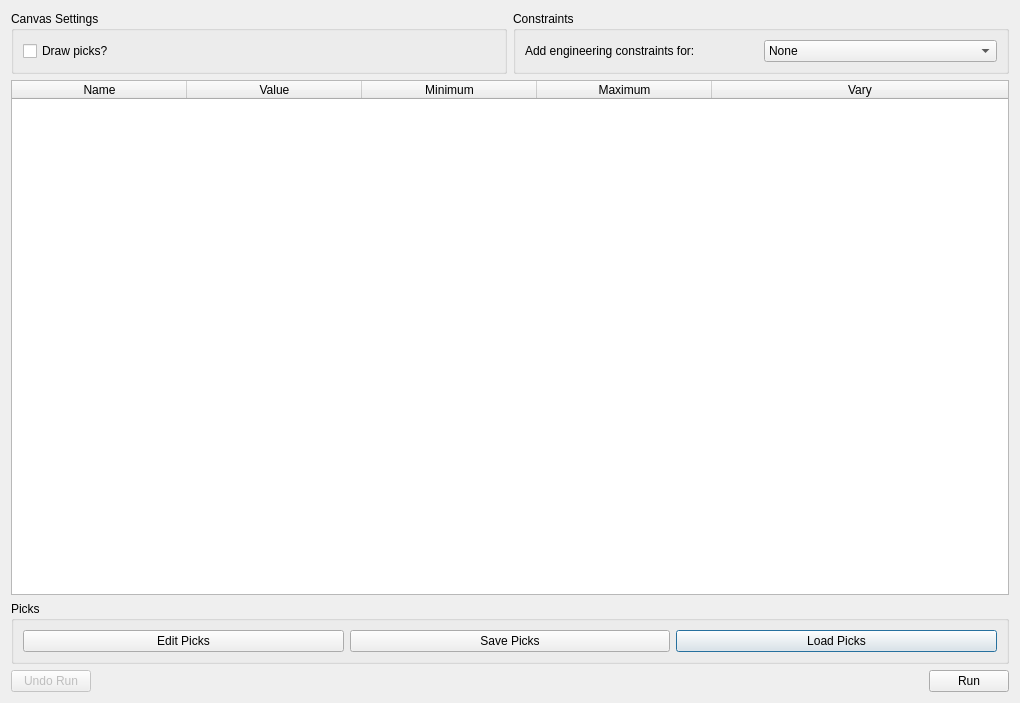
HEXRD/hexrdgui, file hexrd/ui/resources/ui/structureless_calibration_dialog.ui: the form before one commit.
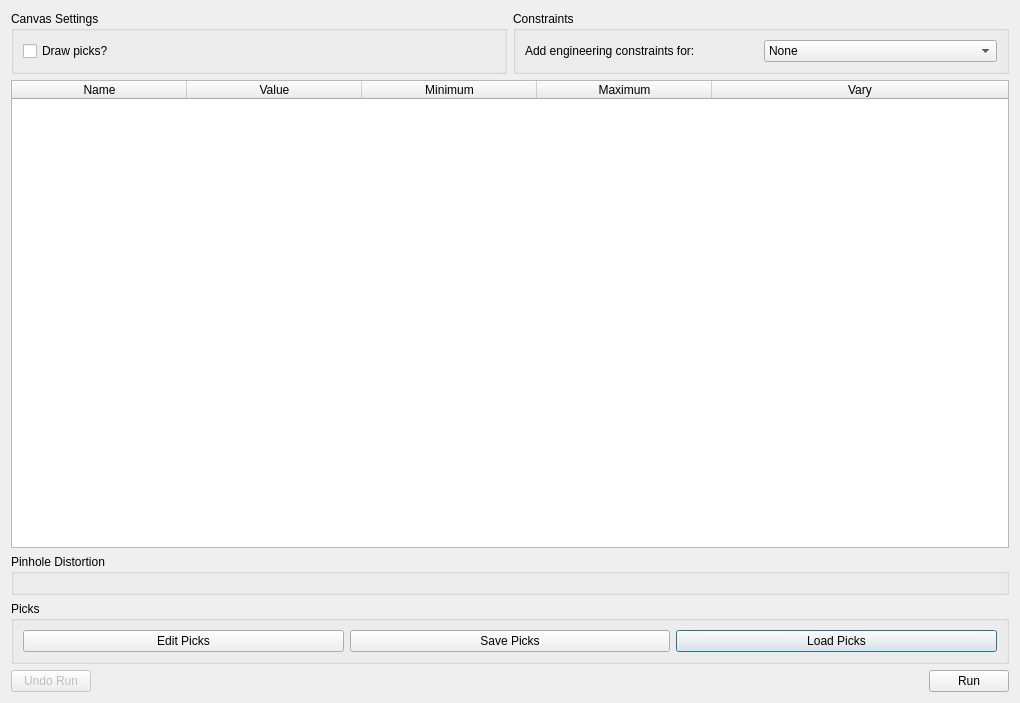
The form after the commit. Icons and pictures are not drawn.

Commit message:
Add tth distortion to structureless calibration
This allows the user to specify pinhole distortion if needed.

It also reworks the pinhole correction GUI into a new reusable widget.
We should soon transfer over the powder overlay editor to use this new
widget.

The edit to the form file:
```diff
--- a/hexrd/ui/resources/ui/structureless_calibration_dialog.ui
+++ b/hexrd/ui/resources/ui/structureless_calibration_dialog.ui
@@ -74,7 +74,7 @@
      </layout>
     </widget>
    </item>
-   <item row="7" column="0" colspan="2">
+   <item row="8" column="0" colspan="2">
     <widget class="QGroupBox" name="picks_group">
      <property name="title">
       <string>Picks</string>
@@ -149,7 +149,7 @@
      </layout>
     </widget>
    </item>
-   <item row="8" column="0" colspan="2">
+   <item row="9" column="0" colspan="2">
     <layout class="QHBoxLayout" name="button_layout">
      <item>
       <widget class="QPushButton" name="undo_run_button">
@@ -203,6 +203,14 @@
      </item>
     </layout>
    </item>
+   <item row="7" column="0" colspan="2">
+    <widget class="QGroupBox" name="pinhole_distortion_group">
+     <property name="title">
+      <string>Pinhole Distortion</string>
+     </property>
+     <layout class="QVBoxLayout" name="pinhole_distortion_layout"/>
+    </widget>
+   </item>
   </layout>
  </widget>
  <tabstops>
```
The commit also changes 5 other files.
